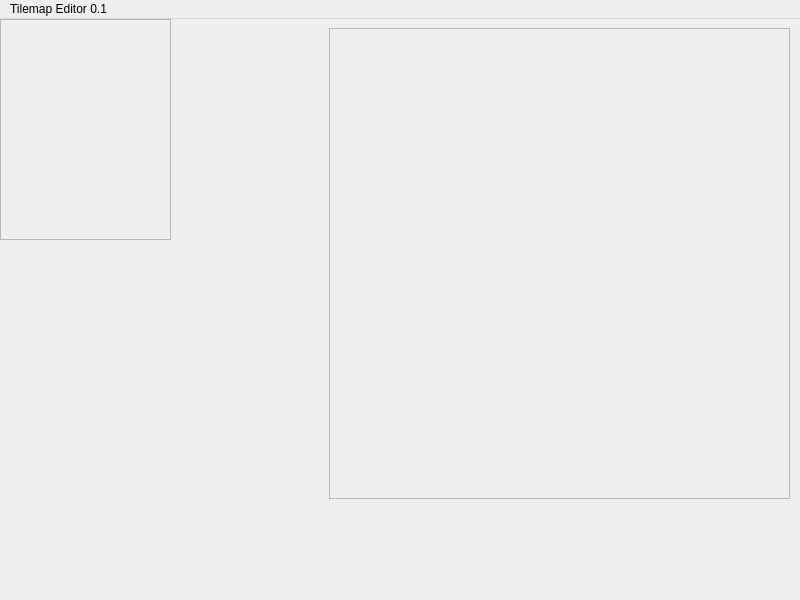
Before: the Qt Designer form tme-1/tme-1/mainwindow.ui in johnmarinelli/qt-projects, drawn with Qt 5.
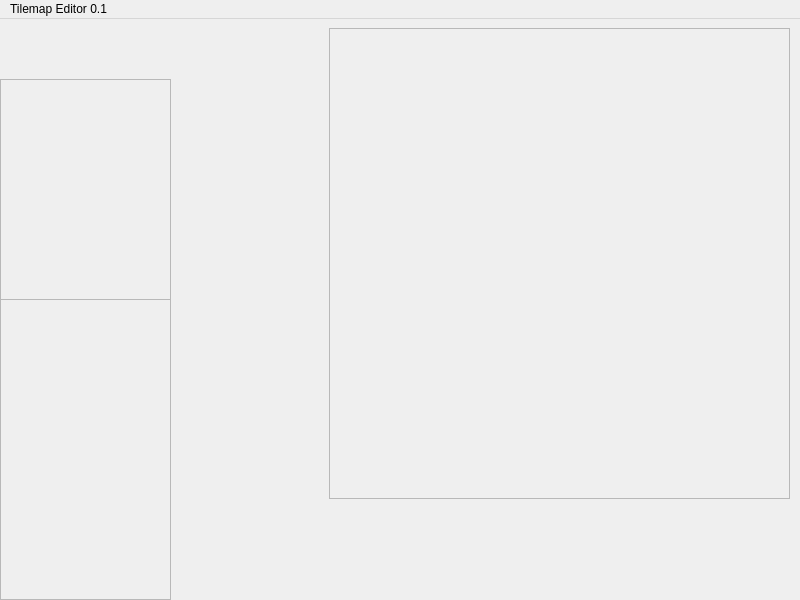
After: the same form once the commit is applied.

Commit message: added current tile element & connected SFMLView to it

Patch:
```diff
--- a/tme-1/tme-1/mainwindow.ui
+++ b/tme-1/tme-1/mainwindow.ui
@@ -34,9 +34,9 @@
     <property name="geometry">
      <rect>
       <x>0</x>
-      <y>0</y>
+      <y>280</y>
       <width>171</width>
-      <height>221</height>
+      <height>301</height>
      </rect>
     </property>
     <property name="widgetResizable">
@@ -48,11 +48,40 @@
        <x>0</x>
        <y>0</y>
        <width>169</width>
-       <height>219</height>
+       <height>299</height>
       </rect>
      </property>
     </widget>
    </widget>
+   <widget class="QFrame" name="currentTileFrame">
+    <property name="geometry">
+     <rect>
+      <x>0</x>
+      <y>60</y>
+      <width>171</width>
+      <height>221</height>
+     </rect>
+    </property>
+    <property name="frameShape">
+     <enum>QFrame::StyledPanel</enum>
+    </property>
+    <property name="frameShadow">
+     <enum>QFrame::Raised</enum>
+    </property>
+    <widget class="QLabel" name="currentTileGraphic">
+     <property name="geometry">
+      <rect>
+       <x>20</x>
+       <y>0</y>
+       <width>128</width>
+       <height>128</height>
+      </rect>
+     </property>
+     <property name="text">
+      <string/>
+     </property>
+    </widget>
+   </widget>
   </widget>
   <widget class="QMenuBar" name="menubar">
    <property name="geometry">
```
The commit also changes 10 other files.
